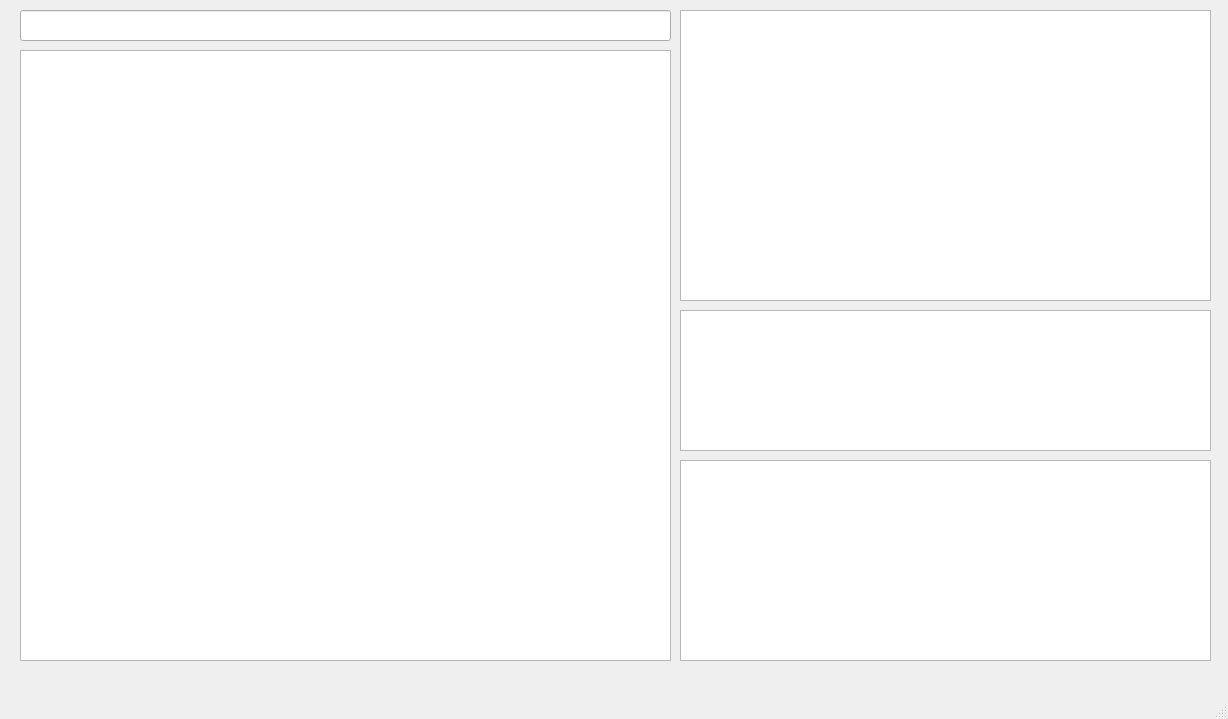
The window that mainwindow.ui (jaoRamalho/Dashboard) describes before a commit, drawn with Qt 5.
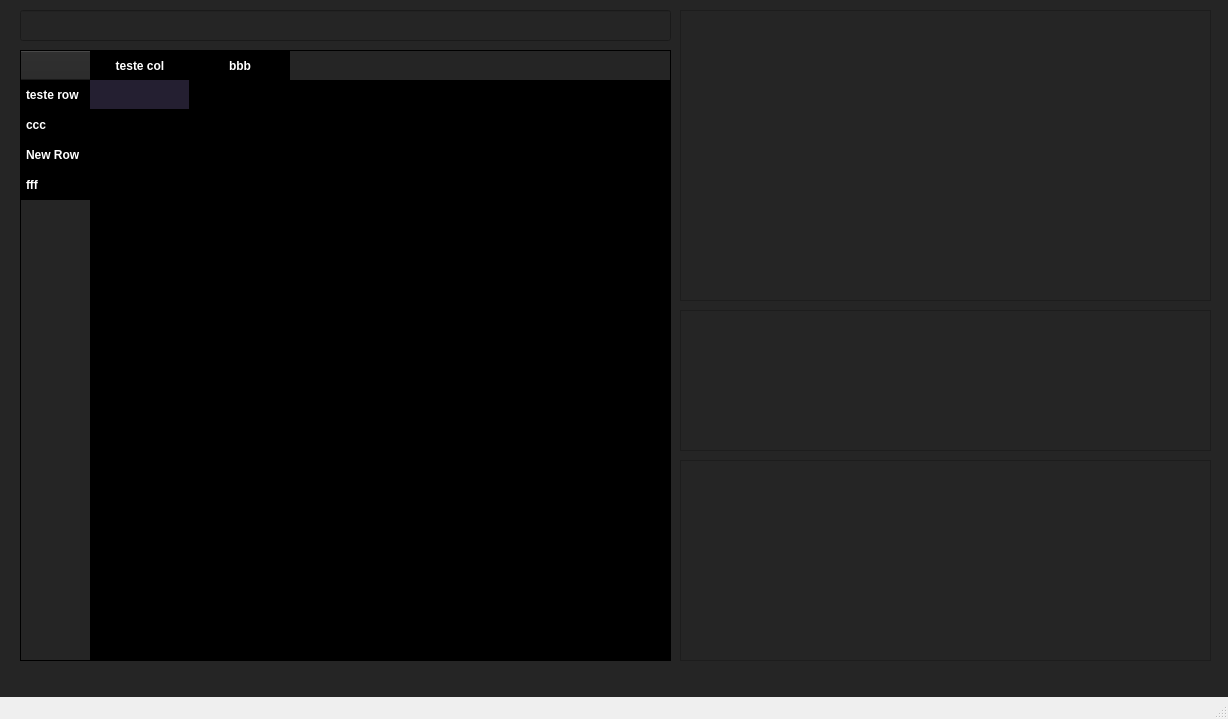
The same window after the commit.

```diff
--- a/mainwindow.ui
+++ b/mainwindow.ui
@@ -23,6 +23,9 @@
    <property name="autoFillBackground">
     <bool>false</bool>
    </property>
+   <property name="styleSheet">
+    <string notr="true">background-color : #252525;</string>
+   </property>
    <widget class="QTableWidget" name="processesView">
     <property name="geometry">
      <rect>
@@ -38,6 +41,121 @@
       <height>16777215</height>
      </size>
     </property>
+    <property name="styleSheet">
+     <string notr="true">QTableWidget {
+    background-color: black;
+	foreground-color:white;
+    color: white;
+    gridline-color: black;
+	alternate-background-color: #252525;
+}
+
+QHeaderView::section {
+        background-color: black;
+        color: white;
+        font-weight: bold;
+        border: 1px solid black;
+        padding: 4px;
+    }</string>
+    </property>
+    <row>
+     <property name="text">
+      <string>teste row</string>
+     </property>
+     <property name="background">
+      <color>
+       <red>36</red>
+       <green>31</green>
+       <blue>49</blue>
+      </color>
+     </property>
+     <property name="foreground">
+      <brush brushstyle="SolidPattern">
+       <color alpha="255">
+        <red>255</red>
+        <green>255</green>
+        <blue>255</blue>
+       </color>
+      </brush>
+     </property>
+    </row>
+    <row>
+     <property name="text">
+      <string>ccc</string>
+     </property>
+    </row>
+    <row>
+     <property name="text">
+      <string>New Row</string>
+     </property>
+    </row>
+    <row>
+     <property name="text">
+      <string>fff</string>
+     </property>
+    </row>
+    <column>
+     <property name="text">
+      <string>teste col</string>
+     </property>
+     <property name="toolTip">
+      <string notr="true"/>
+     </property>
+     <property name="whatsThis">
+      <string notr="true"/>
+     </property>
+     <property name="font">
+      <font>
+       <family>DejaVu Sans Mono</family>
+       <weight>75</weight>
+       <bold>true</bold>
+      </font>
+     </property>
+     <property name="background">
+      <color>
+       <red>36</red>
+       <green>31</green>
+       <blue>49</blue>
+      </color>
+     </property>
+     <property name="foreground">
+      <brush brushstyle="SolidPattern">
+       <color alpha="255">
+        <red>255</red>
+        <green>255</green>
+        <blue>255</blue>
+       </color>
+      </brush>
+     </property>
+    </column>
+    <column>
+     <property name="text">
+      <string>bbb</string>
+     </property>
+    </column>
+    <item row="0" column="0">
+     <property name="text">
+      <string/>
+     </property>
+     <property name="background">
+      <brush brushstyle="SolidPattern">
+       <color alpha="255">
+        <red>36</red>
+        <green>31</green>
+        <blue>49</blue>
+       </color>
+      </brush>
+     </property>
+     <property name="foreground">
+      <brush brushstyle="SolidPattern">
+       <color alpha="255">
+        <red>36</red>
+        <green>31</green>
+        <blue>49</blue>
+       </color>
+      </brush>
+     </property>
+    </item>
    </widget>
    <widget class="QLineEdit" name="processSearchEdit">
     <property name="geometry">
```
